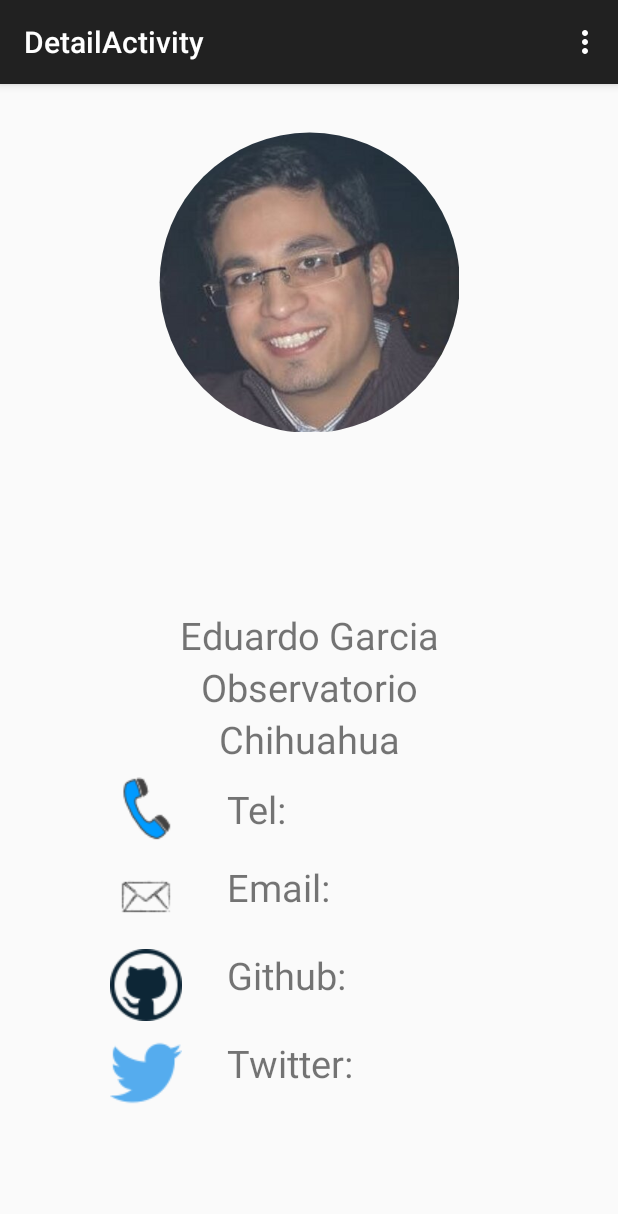
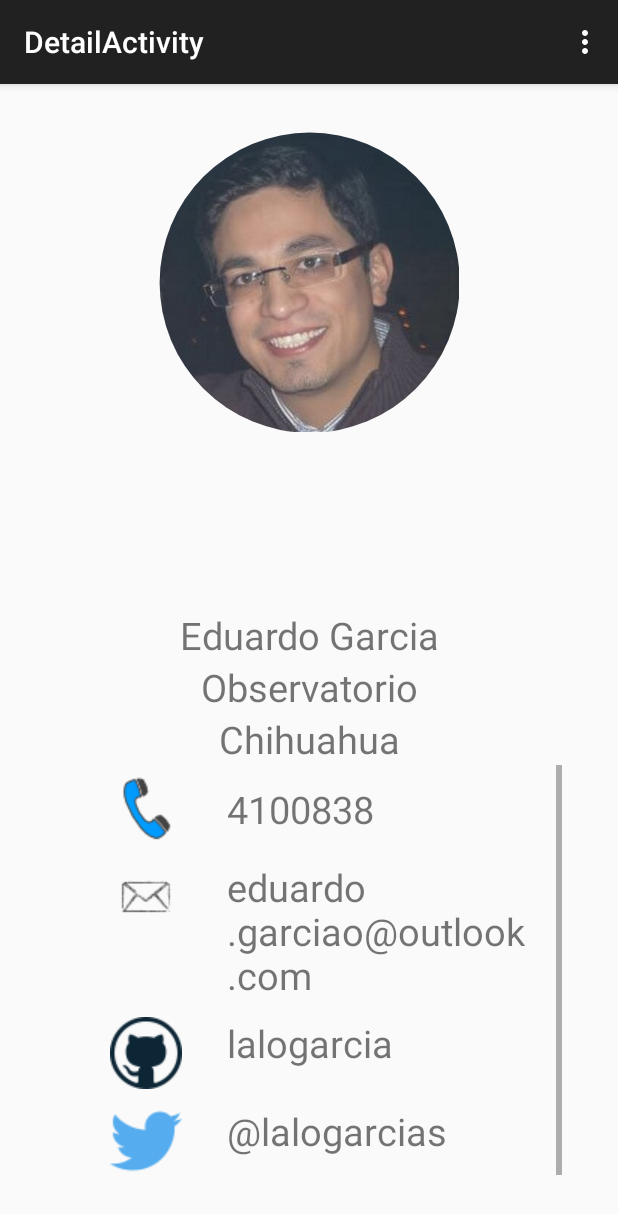
Before and after one commit to rickstart/Diplomado-Android-Chihuahua, an Android app: the screen it shows after launch (DetailActivity), after a tap on "Eduardo Garcia", on a phone screen of 412 x 824 dp. Shown: the top 1214 px of the screen. Run offline under Robolectric (Android 15) with nearby library versions, the phone set to English and light mode, and no system bars.

Commit message:
Complete 100% Contacs with intents

```diff
--- a/ListContacts/app/src/main/AndroidManifest.xml
+++ b/ListContacts/app/src/main/AndroidManifest.xml
@@ -1,6 +1,9 @@
 <?xml version="1.0" encoding="utf-8"?>
 <manifest xmlns:android="http://schemas.android.com/apk/res/android"
     package="com.mobintum.listcontacts" >
+
+    <uses-permission android:name="android.permission.CALL_PHONE"/>
+    <uses-permission android:name="android.permission.INTERNET"/>
 
     <application
         android:allowBackup="true"
--- a/ListContacts/app/src/main/java/com/mobintum/listcontacts/DetailActivity.java
+++ b/ListContacts/app/src/main/java/com/mobintum/listcontacts/DetailActivity.java
@@ -1,16 +1,21 @@
 package com.mobintum.listcontacts;
 
 import android.content.Intent;
+import android.net.Uri;
 import android.os.Bundle;
 import android.support.v7.app.ActionBarActivity;
+import android.util.Log;
 import android.view.Menu;
 import android.view.MenuItem;
+import android.view.View;
+import android.widget.ImageButton;
 import android.widget.TextView;
 
 
-public class DetailActivity extends ActionBarActivity {
+public class DetailActivity extends ActionBarActivity implements View.OnClickListener {
     private int position;
     private Contact contact;
+    private ImageButton btnPhone, btnEmail, btnGithub, btnTwitter;
 
     @Override
     protected void onCreate(Bundle savedInstanceState) {
@@ -29,8 +34,26 @@ public class DetailActivity extends ActionBarActivity {
         TextView txtName = (TextView) findViewById(R.id.txtName);
         TextView txtCompany = (TextView) findViewById(R.id.txtCompany);
         TextView txtCity = (TextView) findViewById(R.id.txtCity);
+        TextView txtPhone = (TextView) findViewById(R.id.txtPhone);
+        TextView txtEmail = (TextView) findViewById(R.id.txtEmail);
+        TextView txtGithub = (TextView) findViewById(R.id.txtGit);
+        TextView txtTwitter = (TextView) findViewById(R.id.txtTwitter);
+
+        btnPhone = (ImageButton) findViewById(R.id.btnPhone);
+        btnEmail = (ImageButton) findViewById(R.id.btnEmail);
+        btnGithub = (ImageButton) findViewById(R.id.btnGithub);
+        btnTwitter = (ImageButton) findViewById(R.id.btnTwitter);
+
+        btnPhone.setOnClickListener(this);
+        btnEmail.setOnClickListener(this);
+        btnGithub.setOnClickListener(this);
+        btnTwitter.setOnClickListener(this);
 
 
+        txtPhone.setText(contact.getPhone());
+        txtEmail.setText(contact.getEmail());
+        txtGithub.setText(contact.getGithub());
+        txtTwitter.setText("@"+contact.getTwitter());
         txtName.setText(contact.getName());
         txtCompany.setText(contact.getCompany());
         txtCity.setText(contact.getCity());
@@ -62,4 +85,41 @@ public class DetailActivity extends ActionBarActivity {
 
         return super.onOptionsItemSelected(item);
     }
+
+    @Override
+    public void onClick(View v) {
+        Intent intent;
+
+        switch(v.getId()){
+
+            case R.id.btnPhone:
+                intent = new Intent(Intent.ACTION_DIAL);
+                intent.setData(Uri.parse("tel:" + contact.getPhone()));
+                startActivity(intent);
+                break;
+
+            case R.id.btnEmail:
+                intent = new Intent(Intent.ACTION_SENDTO);
+                intent.setData(Uri.parse("mailto:"+contact.getEmail()));
+                intent.putExtra(Intent.EXTRA_SUBJECT, "Contact");
+                intent.putExtra(Intent.EXTRA_TEXT,"Request of contact");
+                intent.setFlags(Intent.FLAG_ACTIVITY_NEW_TASK);
+                startActivity(intent);
+                break;
+
+            case R.id.btnGithub:
+                intent = new Intent(Intent.ACTION_VIEW);
+                intent.setData(Uri.parse("https://www.github.com/"+contact.getGithub()));
+                startActivity(intent);
+                break;
+
+            case R.id.btnTwitter:
+                intent = new Intent(Intent.ACTION_VIEW);
+                Log.e("URI", "twitter://user?screen_name="+contact.getTwitter());
+                intent.setData(Uri.parse("twitter://user?screen_name="+contact.getTwitter()));
+                startActivity(intent);
+                break;
+        }
+
+    }
 }
--- a/ListContacts/app/src/main/java/com/mobintum/listcontacts/MainActivity.java
+++ b/ListContacts/app/src/main/java/com/mobintum/listcontacts/MainActivity.java
@@ -16,9 +16,9 @@ public class MainActivity extends ActionBarActivity {
 
     private ArrayList<Contact> contacts = new ArrayList<Contact>();
 
-    final Contact santos = new Contact("Santos Benavides", "Observatorio", "Chihuahua","4132471","sbenavi@gmail.com","sbenavi","@sbenavilee", R.mipmap.pic_santos);
-    final Contact eduardo = new Contact("Eduardo Garcia", "Observatorio","Chihuahua","4100838","eduardo.garciao@outlook.com","lalogarcia","@lalogarcias",R.mipmap.pic_lalo);
-    final Contact ricardo = new Contact("Ricardo Centeno", "Mobintum", "CD MX", "5514382887","ricardo.celj@gmail.com", "rickstart", "@rickstart", R.mipmap.pic_ricardo);
+    final Contact santos = new Contact("Santos Benavides", "Observatorio", "Chihuahua","4132471","sbenavi@gmail.com","sbenavi","sbenavilee", R.mipmap.pic_santos);
+    final Contact eduardo = new Contact("Eduardo Garcia", "Observatorio","Chihuahua","4100838","eduardo.garciao@outlook.com","lalogarcia","lalogarcias",R.mipmap.pic_lalo);
+    final Contact ricardo = new Contact("Ricardo Centeno", "Mobintum", "CD MX", "5514382887","ricardo.celj@gmail.com", "rickstart", "rickstart", R.mipmap.pic_ricardo);
 
     private ListView listContacts;
 
```
